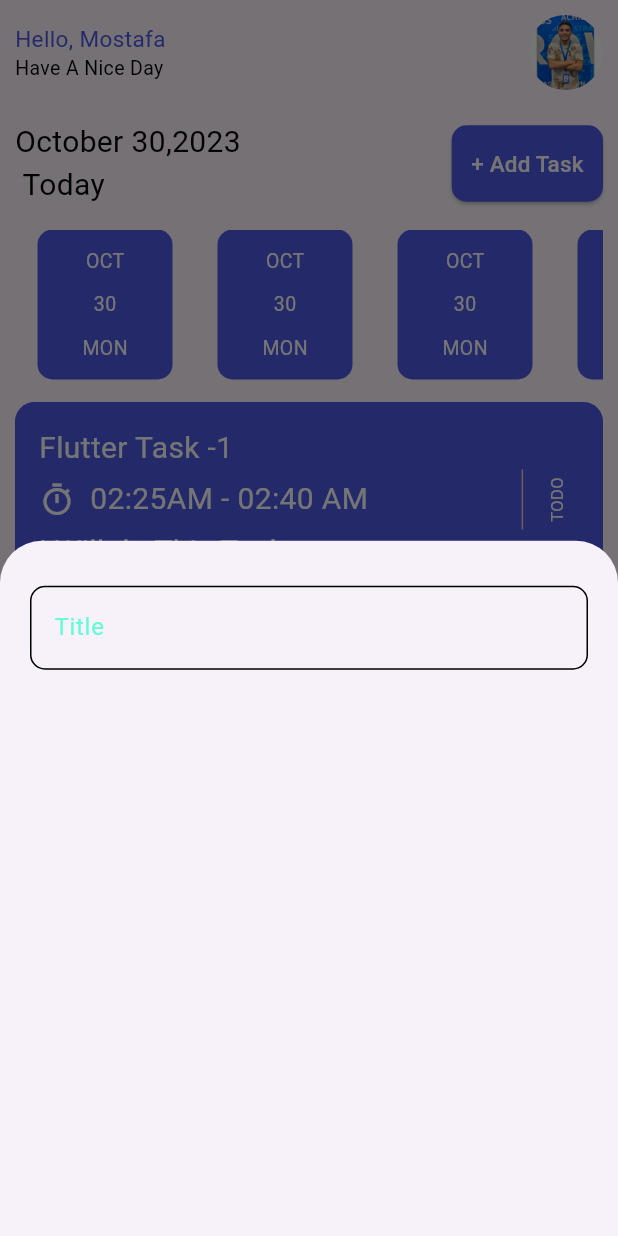
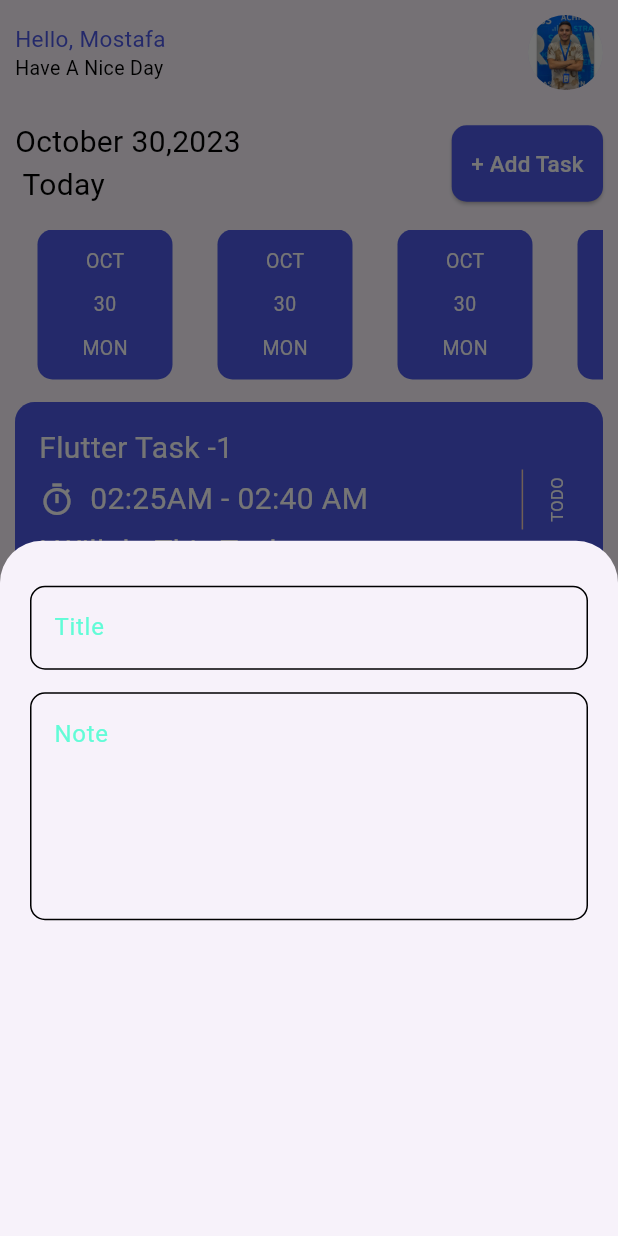
Before and after one commit to mostafa-sabry/taskati_app, a Flutter app: the screen it shows after launch, after a tap on "+ Add Task", on a phone screen of 412 x 824 dp. Run offline on Flutter 3.47's test engine with Material 3 defaults, Android fonts, the phone set to English and light mode, and no system bars.

Commit message:
add field to bottom sheet

```diff
--- a/lib/widgets/add_task_bottom_sheet.dart
+++ b/lib/widgets/add_task_bottom_sheet.dart
@@ -6,14 +6,26 @@
 
   @override
   Widget build(BuildContext context) {
-    return Padding(
-      padding: const EdgeInsets.symmetric(horizontal: 20),
+    return const Padding(
+      padding: EdgeInsets.symmetric(horizontal: 20),
       child: Column(
         children: [
           SizedBox(
             height: 30,
           ),
-          CustomTextField()
+          CustomTextField(
+            hint: 'Title',
+          ),
+          SizedBox(
+            height: 15,
+          ),
+          CustomTextField(
+            hint: 'Note',
+            maxLines: 5,
+          ),
+          SizedBox(
+            height: 15,
+          ),
         ],
       ),
     );
--- a/lib/widgets/custom_text_field_widget.dart
+++ b/lib/widgets/custom_text_field_widget.dart
@@ -1,19 +1,23 @@
 import 'package:flutter/material.dart';
 
 class CustomTextField extends StatelessWidget {
-  const CustomTextField({super.key});
+  const CustomTextField({super.key, required this.hint, this.maxLines = 1});
+
+  final String hint;
+  final int maxLines;
 
   @override
   Widget build(BuildContext context) {
     return TextField(
+      maxLines: maxLines,
       decoration: InputDecoration(
         border: buildBorder(),
-        hintText: 'Title',
-        hintStyle:const TextStyle(
+        hintText: hint,
+        hintStyle: const TextStyle(
           color: Color(0xff62FCD7),
         ),
         enabledBorder: buildBorder(),
-        focusedBorder: buildBorder( Colors.black),
+        focusedBorder: buildBorder(Colors.black),
       ),
     );
   }
```
